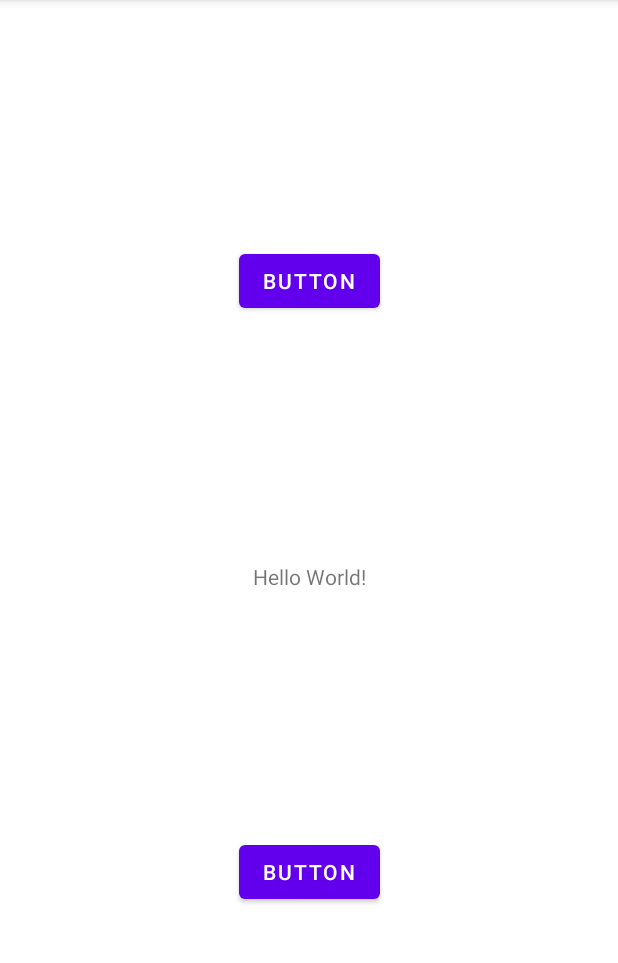
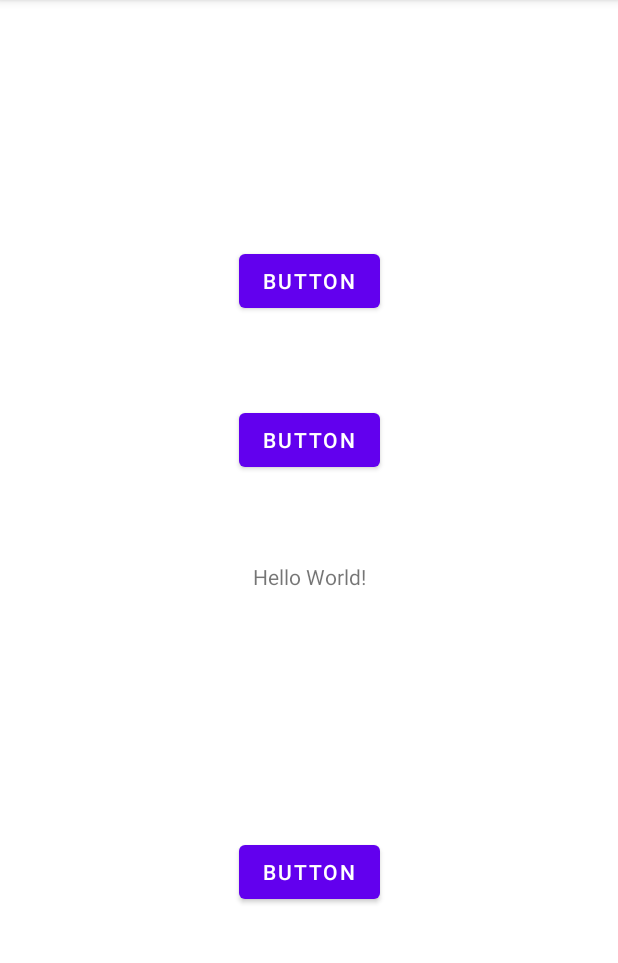
Before and after one commit to gaikwadr/My-Application, an Android app: the screen it shows after launch (MainActivity), on a phone screen of 412 x 824 dp, the part 84-1047 px from its top. Run offline under Robolectric (Android 15) with nearby library versions, the phone set to English and light mode, and no system bars.

Commit message:
added button3

```diff
--- a/app/src/main/res/layout/activity_main.xml
+++ b/app/src/main/res/layout/activity_main.xml
@@ -36,4 +36,14 @@
         app:layout_constraintStart_toStartOf="parent"
         app:layout_constraintTop_toTopOf="parent" />
 
+    <Button
+        android:id="@+id/button3"
+        android:layout_width="wrap_content"
+        android:layout_height="wrap_content"
+        android:text="Button"
+        app:layout_constraintBottom_toTopOf="@+id/textView"
+        app:layout_constraintEnd_toEndOf="parent"
+        app:layout_constraintStart_toStartOf="parent"
+        app:layout_constraintTop_toBottomOf="@+id/button2" />
+
 </androidx.constraintlayout.widget.ConstraintLayout>
```
